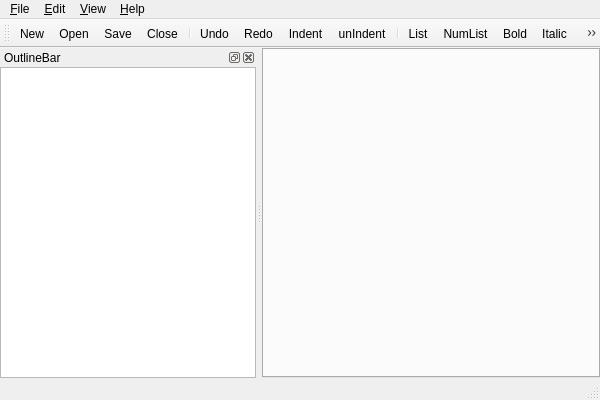
Old version of the form viMarkdown/viMarkdown/MainWindow.ui in the repository vivisuke/viMarkdown.
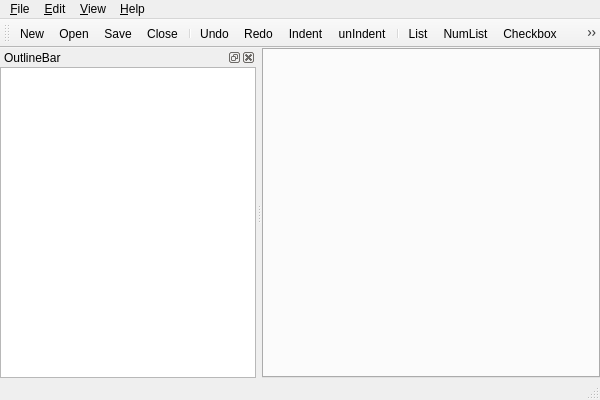
New version of the form. Icons and pictures are not drawn.

Commit message: 0127 ◎ C 12/20 12/21 0.0002│ToDo│Edit > inline > CheckBox をメニュー・ツールバーに追加

Diff of the .ui file:
```diff
--- a/viMarkdown/viMarkdown/MainWindow.ui
+++ b/viMarkdown/viMarkdown/MainWindow.ui
@@ -133,6 +133,7 @@
    <addaction name="separator"/>
    <addaction name="action_List"/>
    <addaction name="action_NumList"/>
+   <addaction name="action_Checkbox"/>
    <addaction name="action_Bold"/>
    <addaction name="action_Italic"/>
    <addaction name="action_Strikethrough"/>
@@ -372,6 +373,15 @@
     <string>exit to App</string>
    </property>
   </action>
+  <action name="action_Checkbox">
+   <property name="icon">
+    <iconset resource="MainWindow.qrc">
+     <normaloff>:/MainWindow/images/format_checkbox_48.png</normaloff>:/MainWindow/images/format_checkbox_48.png</iconset>
+   </property>
+   <property name="text">
+    <string>&amp;Checkbox</string>
+   </property>
+  </action>
  </widget>
  <layoutdefault spacing="6" margin="11"/>
  <resources>
```
Left out of the diff: 1 changed line with no effect on the pictures. The commit also changes 4 other files.
